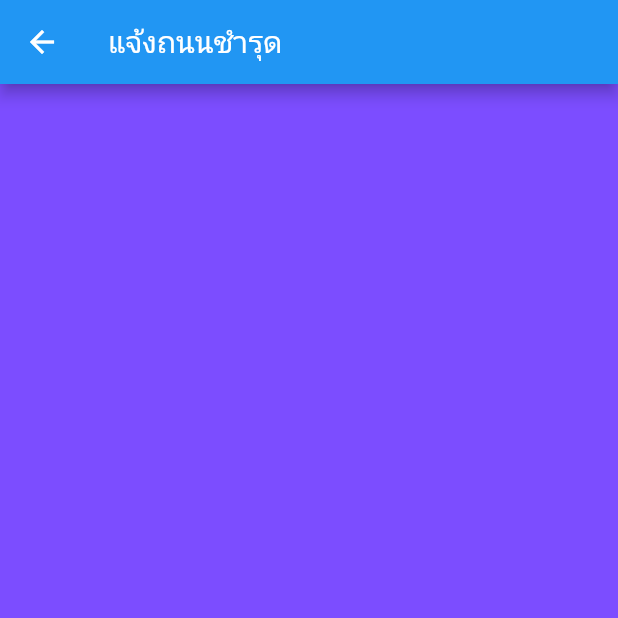
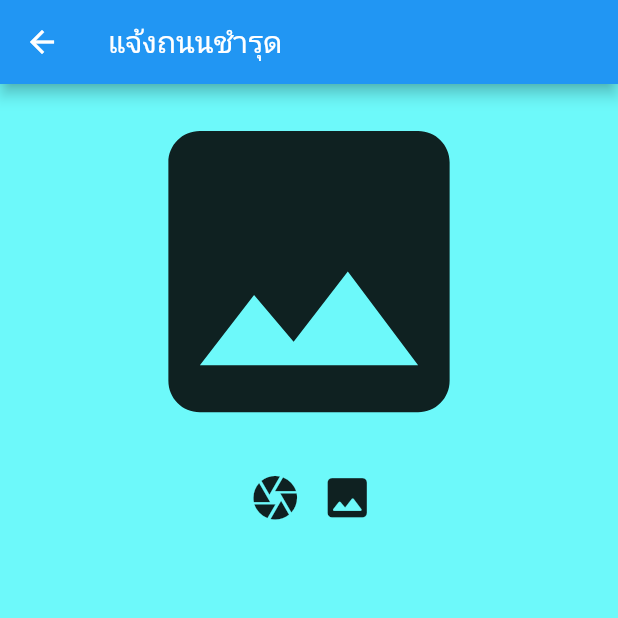
Before and after one commit to Yutthana1/ProjectAppRoad64-main, a Flutter app: the reportroad screen opened directly, on a phone screen of 412 x 824 dp, the top half of it. Run offline on Flutter 3.47's test engine with Material 2 defaults, Android fonts, the light colour scheme and no system bars; our stand-ins replace hexcolor, image_picker; network calls fail.

Commit message:
Update: ดึงภาพจากกล้อง + อัลบั้ม ในเครื่อง

```diff
--- a/lib/ReportRoad.dart
+++ b/lib/ReportRoad.dart
@@ -1,4 +1,10 @@
+import 'dart:io';
+
+import 'package:flutter/cupertino.dart';
 import 'package:flutter/material.dart';
+import 'package:flutter/rendering.dart';
+import 'package:hexcolor/hexcolor.dart';
+import 'package:image_picker/image_picker.dart';
 
 class reportroad extends StatefulWidget {
   @override
@@ -6,6 +12,8 @@ class reportroad extends StatefulWidget {
 }
 
 class _reportroadState extends State<reportroad> {
+  File img;
+
   @override
   Widget build(BuildContext context) {
     return Scaffold(
@@ -13,8 +21,56 @@ class _reportroadState extends State<reportroad> {
         title: Text('แจ้งถนนชำรุด'),
       ),
       body: Container(
-        color: Colors.deepPurpleAccent,
+        child: ListView(
+          children: [
+            Column(
+              children: [
+                Container(
+                  child: (img == null)
+                      ? Icon(
+                          Icons.image,
+                          size: 250,
+                        )
+                      : Image.file(img),
+                ),
+                Row(
+                  mainAxisAlignment: MainAxisAlignment.center,
+                  children: [
+                    IconButton(
+                        icon: Icon(
+                          Icons.camera,
+                          size: 35,
+                        ),
+                        onPressed: () {
+                          chooseImge(ImageSource.camera);
+                        }),
+                    IconButton(
+                        icon: Icon(
+                          Icons.photo_rounded,
+                          size: 35,
+                        ),
+                        onPressed: () {
+                          chooseImge(ImageSource.gallery);
+                        }),
+                  ],
+                ),
+              ],
+            ),
+          ],
+        ),
+        color: HexColor('#6DF9FA'),
       ),
     );
   }
+//Null เพราะไม่มีการรีเทินค่าส่งออก
+  Future<Null> chooseImge(ImageSource imageSource) async {
+    try {
+      //maxWidth: 800, maxHeight: 800 กำหนดขนาดรูปภาพสูงสุดของภาพไม่เกิน W-800,H-800 เพื่อไม่ให้ใน server เก็บภาพคุณภาพสูงเกินไป
+      var objectImge = await ImagePicker.pickImage(
+          source: imageSource, maxWidth: 800.0, maxHeight: 800.0);
+      setState(() {
+        img = objectImge;
+      });
+    } catch (e) {}
+  }
 }
--- a/pubspec.yaml
+++ b/pubspec.yaml
@@ -32,6 +32,7 @@ dependencies:
   hexcolor: ^1.0.6
   flutter_launcher_icons: ^0.8.1
   http: ^0.12.2
+  image_picker: ^0.6.7+21
 
 flutter_icons:
   android: true
```
Also changed, not shown: lib/Personal_information.dart (+9 -0 lines), pubspec.lock.
